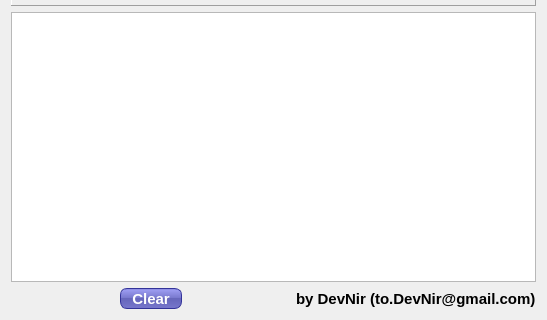
Old version of the form rescalc.ui in the repository devnir/ResCalc; both pictures show x 0 to 547 and y 161 to 481 of the 547 by 481 pixel window.
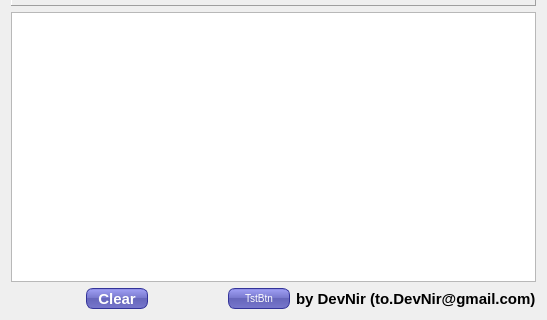
New version of the form. Icons and pictures are not drawn.

Patch:
```diff
--- a/rescalc.ui
+++ b/rescalc.ui
@@ -128,6 +128,13 @@
         </property>
        </spacer>
       </item>
+      <item>
+       <widget class="QPushButton" name="tstBtn">
+        <property name="text">
+         <string>TstBtn</string>
+        </property>
+       </widget>
+      </item>
       <item>
        <widget class="QLabel" name="label_3">
         <property name="text">
```
